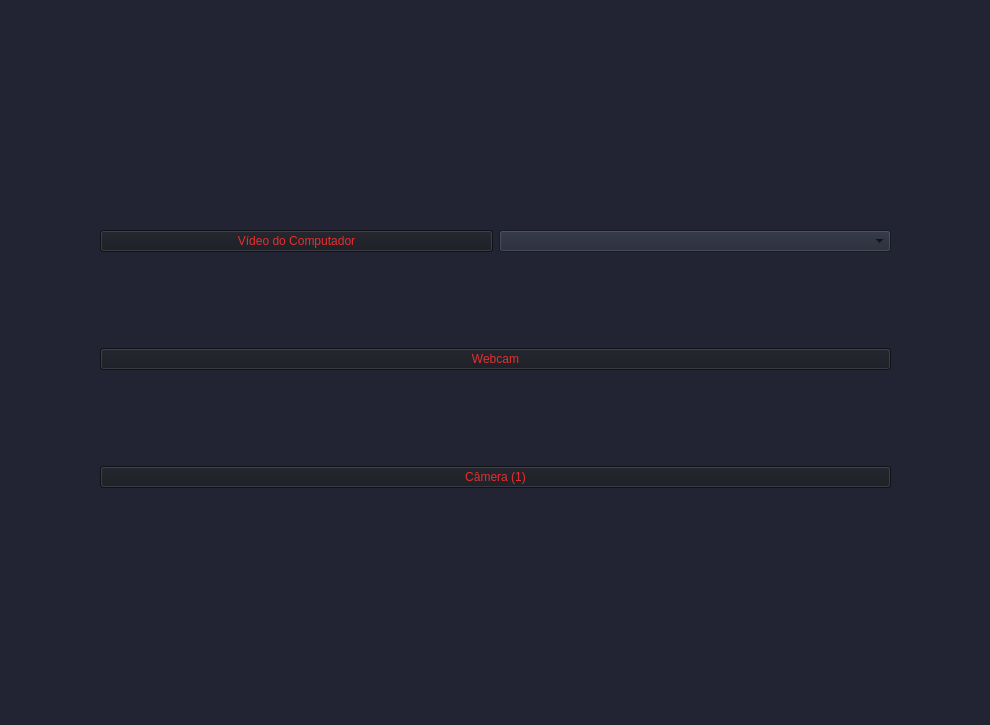
This is reddragons/interface/ui_files/camera.ui in Red-Dragons-UFSCar/red-visao as Qt 5 draws it before an edit. The edited form follows.
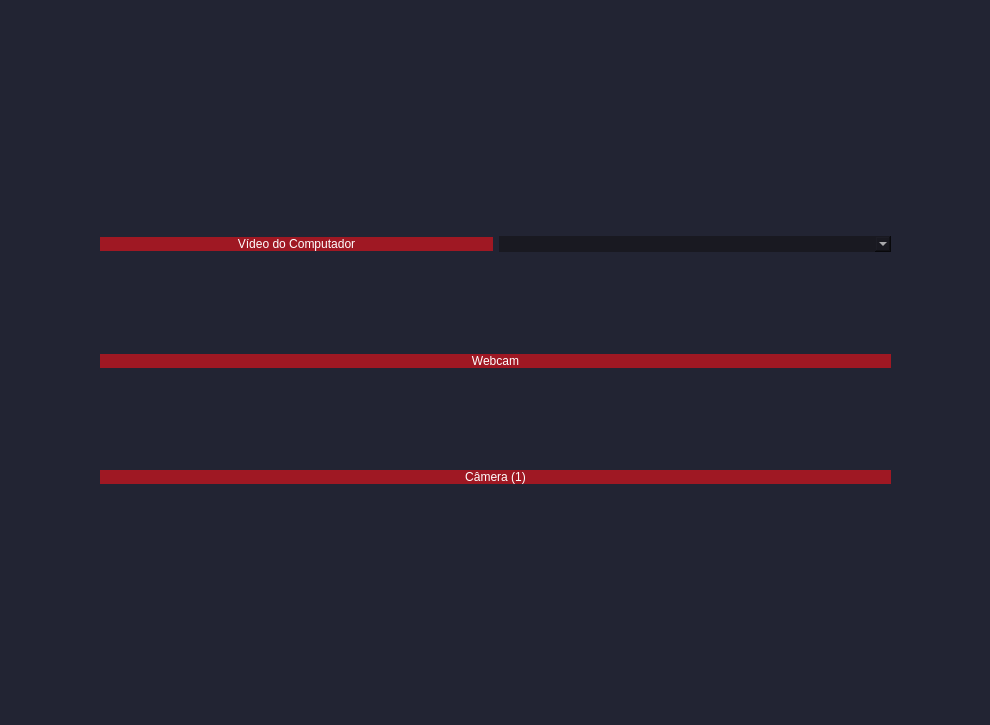
This is the edited form.

Patch:
```diff
--- a/reddragons/interface/ui_files/camera.ui
+++ b/reddragons/interface/ui_files/camera.ui
@@ -49,8 +49,9 @@
       <widget class="QPushButton" name="QT_camera">
        <property name="styleSheet">
         <string notr="true">QPushButton{
-background-color: rgb(23, 25, 33);
-color: #E62E2E;
+	color: rgb(255, 255, 255);
+	background-color: #9F1823;
+	border-radius:0px;
 }
 QPushButton:hover{
 	background-color: #1B1D26;
@@ -65,8 +66,9 @@
       <widget class="QPushButton" name="QT_webcam">
        <property name="styleSheet">
         <string notr="true">QPushButton{
-background-color: rgb(23, 25, 33);
-color: #E62E2E;
+	color: rgb(255, 255, 255);
+	background-color: #9F1823;
+	border-radius:0px;
 }
 QPushButton:hover{
 	background-color: #1B1D26;
@@ -83,8 +85,9 @@
         <widget class="QPushButton" name="QT_video">
          <property name="styleSheet">
           <string notr="true">QPushButton{
-background-color: rgb(23, 25, 33);
-color: #E62E2E;
+	color: rgb(255, 255, 255);
+	background-color: #9F1823;
+	border-radius:0px;
 }
 QPushButton:hover{
 	background-color: #1B1D26;
@@ -98,9 +101,10 @@
        <item>
         <widget class="QComboBox" name="QT_listaVideos">
          <property name="styleSheet">
-          <string notr="true">QPushButton{
-background-color: rgb(23, 25, 33);
-color: #E62E2E;
+          <string notr="true">QComboBox{
+	color: rgb(255, 255, 255);
+	background-color: rgb(25, 25, 33);
+	border-radius:0px;
 }
 QPushButton:hover{
 	background-color: #1B1D26;
```
Left out of the diff: 18 changed lines with no effect on the pictures.
